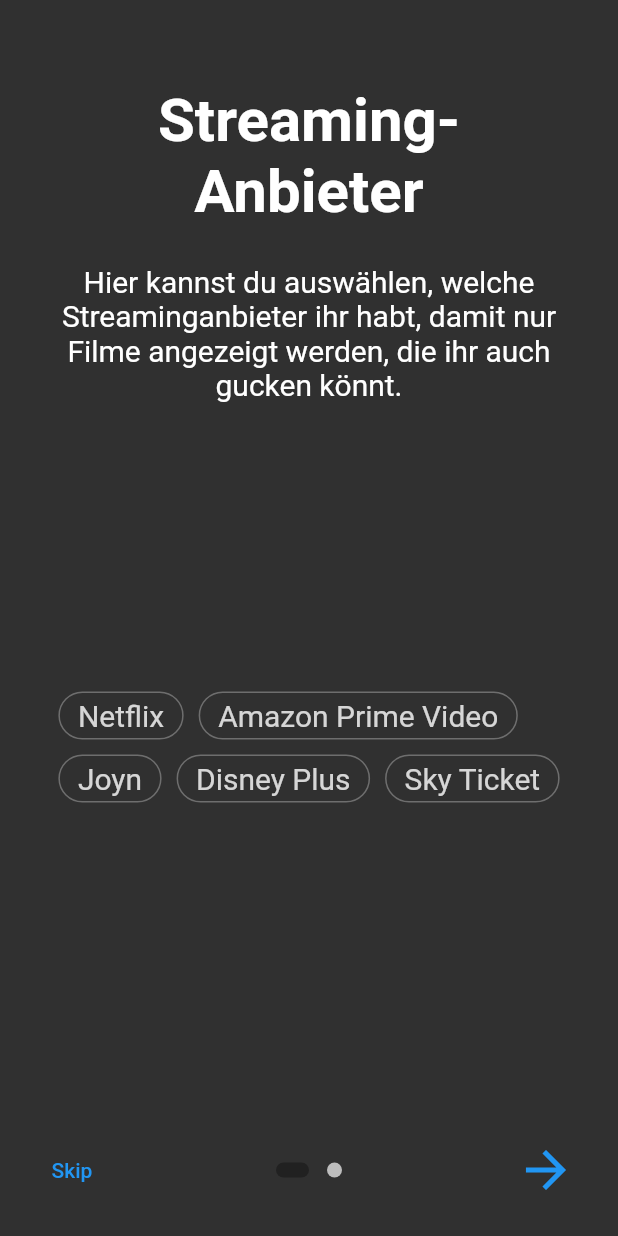
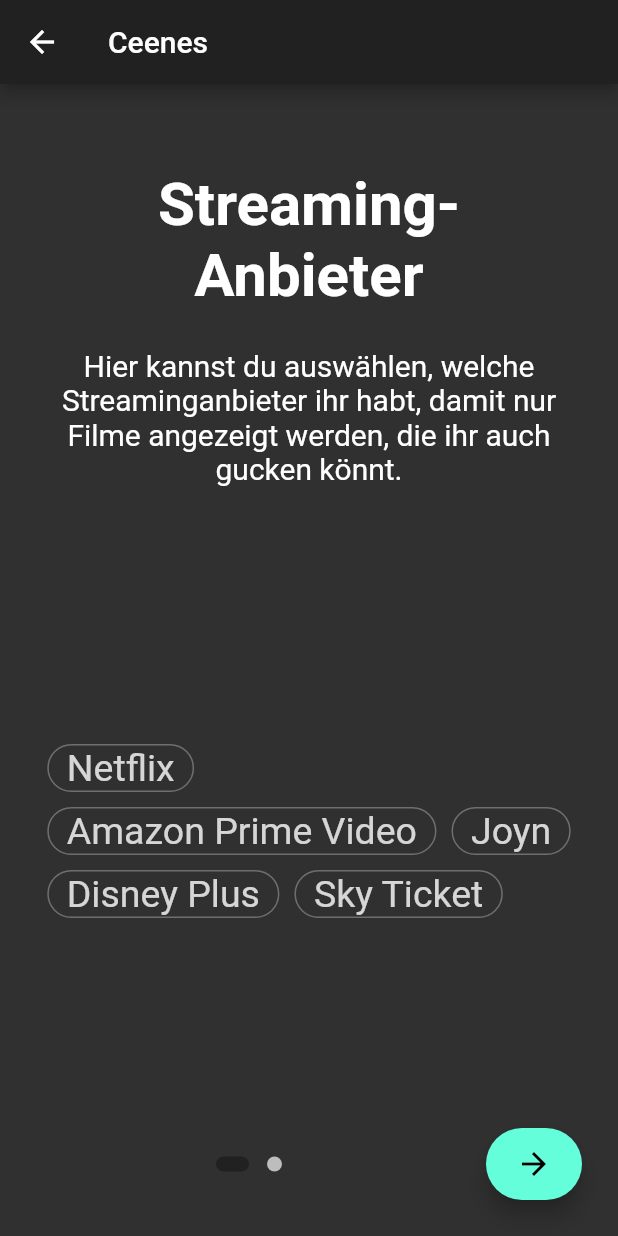
Before and after one commit to Loro23/ceenes, a Flutter app: the screen it shows after launch, after a tap on "Erstellen", on a phone screen of 412 x 824 dp. Run offline on Flutter 3.47's test engine with Material 2 defaults, Android fonts, the light colour scheme and no system bars; drawn by our look-alikes of chips_choice, introduction_screen; our stand-ins replace cloud_firestore, firebase_core, flutter_tindercard, pinput, sticky_headers; missing offline and left inert: dart:html, smart_select, tmdb_api; accounts and stored records are empty.

Commit message:
many changes: Design, Validation of Input, Appbar...

```diff
--- a/lib/main.dart
+++ b/lib/main.dart
@@ -118,7 +118,14 @@
   @override
   Widget build(BuildContext context) {
     return Material(
-      child: StartView(),
+      child: Column(
+        children: [
+          Container(
+            child: Text("Ceenes"),
+          ),
+          StartView(),
+        ],
+      ),
     );
   }
 }
--- /dev/null
+++ b/lib/util/create_view_utils.dart
@@ -0,0 +1,95 @@
+List<String> optionsGenre2 = [
+  "Action",
+  "Animation",
+  "Dokumentarfilm",
+  "Drama",
+  "Familie",
+  "Fantasy",
+  "Historie",
+  "Komödie",
+  "Kriegsfilm",
+  "Krimi",
+  "Musik",
+  "Mystery",
+  "Liebesfilm",
+  "Science Fiction",
+  "Horror",
+  "TV-Film",
+  "Thriller",
+  "Western",
+  "Abenteuer"
+];
+
+List<String> optionsProvider2 = [
+  'Netflix',
+  "Amazon Prime Video",
+  "Joyn",
+  "Disney Plus",
+  "Sky Ticket",
+];
+
+List<String> getGenreIds(List<String> genres) {
+  List<String> genreIds = [];
+  for (String genre in genres) {
+    switch (genre) {
+      case ("Action"):
+        genreIds.add("28");
+        break;
+      case ("Animation"):
+        genreIds.add("16");
+        break;
+      case ("Dokumentarfilm"):
+        genreIds.add("99");
+        break;
+      case ("Drama"):
+        genreIds.add("18");
+        break;
+      case ("Familie"):
+        genreIds.add("10751");
+        break;
+      case ("Fantasy"):
+        genreIds.add("14");
+        break;
+      case ("Historie"):
+        genreIds.add("36");
+        break;
+      case ("Komödie"):
+        genreIds.add("35");
+        break;
+      case ("Kriegsfilm"):
+        genreIds.add("10752");
+        break;
+      case ("Krimi"):
+        genreIds.add("80");
+        break;
+      case ("Mystery"):
+        genreIds.add("9648");
+        break;
+      case ("Liebesfilm"):
+        genreIds.add("10749");
+        break;
+      case ("Science Fiction"):
+        genreIds.add("878");
+        break;
+      case ("Horror"):
+        genreIds.add("27");
+        break;
+      case ("TV-Film"):
+        genreIds.add("10770");
+        break;
+      case ("Thriller"):
+        genreIds.add("53");
+        break;
+      case ("Western"):
+        genreIds.add("37");
+        break;
+      case ("Abenteuer"):
+        genreIds.add("12");
+        break;
+      case ("Musik"):
+        genreIds.add("10402");
+        break;
+    }
+  }
+  return genreIds;
+}
--- a/lib/widgets/admin/create_view.dart
+++ b/lib/widgets/admin/create_view.dart
@@ -1,4 +1,7 @@
+import 'dart:async';
+
 import 'package:ceenes_prototype/util/content.dart';
+import 'package:ceenes_prototype/util/create_view_utils.dart';
 import 'package:ceenes_prototype/util/session.dart';
 import 'package:ceenes_prototype/widgets/admin/admin_login.dart';
 import 'package:cloud_firestore/cloud_firestore.dart';
@@ -17,13 +20,35 @@
 
 class Create_View extends StatefulWidget {
   @override
-  _Create_ViewState createState() => _Create_ViewState();
+  Create_ViewState createState() => Create_ViewState();
 }
 
-class _Create_ViewState extends State<Create_View> {
+class Create_ViewState extends State<Create_View>
+    with SingleTickerProviderStateMixin {
+  Color dark_0 = Color.fromRGBO(21, 21, 21, 1);
+  Color dark_1 = Color.fromRGBO(37, 37, 37, 1);
+  Color white_0 = Color.fromRGBO(238, 238, 238, 1);
+
   String movies;
+  Session session;
+
   FirebaseFirestore firestore = FirebaseFirestore.instance;
-  Session session;
+
+  final mycontroller = TextEditingController();
+
+  AnimationController _controller;
+  Animation<Color> animation;
+
+  List<String> valueGenre = [];
+  List<String> valueProvider2 = [];
+
+  final introKey = GlobalKey<IntroductionScreenState>();
+  // Note: This is a GlobalKey<FormState>,
+  // not a GlobalKey<MyCustomFormState>.
+  final formKey = GlobalKey<FormState>();
+  List<String> formValue = [];
+
+  bool _isDisabled = false;
 
   void createRecord() async {
     await firestore
@@ -48,137 +73,29 @@
     });
   }
 
-  final introKey = GlobalKey<IntroductionScreenState>();
-
-  Color dark_0 = Color.fromRGBO(21, 21, 21, 1);
-  Color dark_1 = Color.fromRGBO(37, 37, 37, 1);
-  Color white_0 = Color.fromRGBO(238, 238, 238, 1);
-  List<String> valueGenre = [];
-
-  final mycontroller = TextEditingController();
-
-  List<String> optionsGenre2 = [
-    "Action",
-    "Animation",
-    "Dokumentarfilm",
-    "Drama",
-    "Familie",
-    "Fantasy",
-    "Historie",
-    "Komödie",
-    "Kriegsfilm",
-    "Krimi",
-    "Musik",
-    "Mystery",
-    "Liebesfilm",
-    "Science Fiction",
-    "Horror",
-    "TV-Film",
-    "Thriller",
-    "Western",
-    "Abenteuer"
-  ];
-
-  List<String> getGenreIds(List<String> genres) {
-    List<String> genreIds = [];
-    for (String genre in genres) {
-      switch (genre) {
-        case ("Action"):
-          genreIds.add("28");
-          break;
-        case ("Animation"):
-          genreIds.add("16");
-          break;
-        case ("Dokumentarfilm"):
-          genreIds.add("99");
-          break;
-        case ("Drama"):
-          genreIds.add("18");
-          break;
-        case ("Familie"):
-          genreIds.add("10751");
-          break;
-        case ("Fantasy"):
-          genreIds.add("14");
-          break;
-        case ("Historie"):
-          genreIds.add("36");
-          break;
-        case ("Komödie"):
-          genreIds.add("35");
-          break;
-        case ("Kriegsfilm"):
-          genreIds.add("10752");
-          break;
-        case ("Krimi"):
-          genreIds.add("80");
-          break;
-        case ("Mystery"):
-          genreIds.add("9648");
-          break;
-        case ("Liebesfilm"):
-          genreIds.add("10749");
-          break;
-        case ("Science Fiction"):
-          genreIds.add("878");
-          break;
-        case ("Horror"):
-          genreIds.add("27");
-          break;
-        case ("TV-Film"):
-          genreIds.add("10770");
-          break;
-        case ("Thriller"):
-          genreIds.add("53");
-          break;
-        case ("Western"):
-          genreIds.add("37");
-          break;
-        case ("Abenteuer"):
-          genreIds.add("12");
-          break;
-        case("Musik"):
-          genreIds.add("10402");
-          break;
+  @override
+  void initState() {
+    super.initState();
+    _controller = AnimationController(
+      duration: const Duration(milliseconds: 300),
+      vsync: this,
+    );
+    animation = ColorTween(
+      begin: Colors.blueAccent,
+      end: Colors.grey,
+    ).animate(_controller)
+      ..addListener(() {
+        setState(() {});
+      });
   }
-    }
-    return genreIds;
-  }
-
-  int tag2 = 0;
-  String valueRuntime2 = "Egal";
-  List<String> optionsRuntime2 = ["Egal", "30", "45", "60", "90", "90+"];
-  int tag3 = 4;
-  String valueVotes = "5";
-  List<String> optionsVotes = ["1", "2", "3", "4", "5", "6", "7+"];
-
-  List<String> valueProvider2 = [];
-  List<String> optionsProvider2 = [
-    'Netflix',
-    "Amazon Prime Video",
-    "Joyn",
-    "Disney Plus",
-    "Sky Ticket",
-  ];
-
-  // Note: This is a GlobalKey<FormState>,
-  // not a GlobalKey<MyCustomFormState>.
-  final formKey = GlobalKey<FormState>();
-  List<String> formValue = [];
-
 
   @override
   Widget build(BuildContext context) {
-    const bodyStyle = TextStyle(fontSize: 19.0);
-    const pageDecoration = const PageDecoration(
-      titleTextStyle: TextStyle(fontSize: 28.0, fontWeight: FontWeight.w700),
-      bodyTextStyle: bodyStyle,
-      descriptionPadding: EdgeInsets.fromLTRB(16.0, 0.0, 16.0, 16.0),
-      pageColor: Colors.white,
-      imagePadding: EdgeInsets.zero,
-    );
 
     return Scaffold(
+      appBar: AppBar(
+        title: Text("Ceenes"),
+      ),
       body: Container(
           height: MediaQuery.of(context).size.height,
           child: IntroductionScreen(
@@ -227,13 +144,13 @@
                     ),
                     runSpacing: 10,
                     choiceActiveStyle: C2ChoiceStyle(
-                        color: Colors.lightBlueAccent,
+                        color: Colors.blueAccent,
                         borderWidth: 2,
-                        labelStyle: TextStyle(fontSize: 20),
+                        labelStyle: TextStyle(fontSize: 25),
                         borderOpacity: 0.5),
                     choiceStyle: C2ChoiceStyle(
                         color: Colors.white.withOpacity(0.8),
-                        labelStyle: TextStyle(fontSize: 20)),
+                        labelStyle: TextStyle(fontSize: 25)),
                     wrapped: true,
                   ),
                 ),
@@ -267,21 +184,21 @@
                   ],
                 ),
                 bodyWidget: Form(
-                  key:formKey,
+                  key: formKey,
                   child: Column(
                     children: [
                       FormField<List<String>>(
                         autovalidate: true,
                         initialValue: formValue,
-                        onSaved: (val) => setState(()=> formValue = val),
-                        validator: (List value){
-                          if (value.length == 1 || value.length == 2){
-                            print("mindestens 3 oder keins wählen");
-                            return "Wähle entweder keins aus oder mindestens 3 Genres aus";
+                        onSaved: (val) => setState(() => formValue = val),
+                        validator: (List value) {
+                          if (value.length == 1 || value.length == 2) {
+                            //print("mindestens 3 oder keins wählen");
+                            return "Du kannst entweder keins oder mindestens 3 Genres auswählen";
                           }
                           return null;
                         },
-                        builder: (state){
+                        builder: (state) {
                           return Column(
                             children: [
                               Container(
@@ -289,10 +206,24 @@
                                 child: ChipsChoice<String>.multiple(
                                   value: state.value,
                                   onChanged: (val) {
-                                    print(val);
                                     state.didChange(val);
+                                    if (formKey.currentState.validate()) {
+                                      // If the form is valid, save the value.
+                                      formKey.currentState.save();
+                                      valueGenre = val;
+                                      setState(() {
+                                        _isDisabled = false;
+                                      });
+                                      _controller.reverse();
+                                    } else {
+                                      _controller.forward();
+                                      setState(() {
+                                        _isDisabled = true;
+                                      });
+                                    }
                                   },
-                                  choiceItems: C2Choice.listFrom<String, String>(
+                                  choiceItems:
+                                      C2Choice.listFrom<String, String>(
                                     source: optionsGenre2,
                                     value: (i, v) => v,
                                     label: (i, v) => v,
@@ -310,107 +241,49 @@
                                   wrapped: true,
                                 ),
                               ),
+                              // Divider(color: Colors.white.withOpacity(0.5),thickness: 1,),
                               Container(
-                                padding: const EdgeInsets.fromLTRB(15, 0, 15, 10),
+                                  padding:
+                                      const EdgeInsets.fromLTRB(15, 0, 15, 10),
                                   alignment: Alignment.centerLeft,
-
                                   child: Text(
                                     state.errorText ?? "",
                                     style: TextStyle(
                                         color: state.hasError
-                                        ? Colors.redAccent
-                                        : Colors.green
-                                  ),
-                                )
-                              )
+                                            ? Color.fromRGBO(207, 102, 121, 1)
+                                            : null,
+                                        fontSize: 18),
+                                  )),
                             ],
                           );
                         },
                       ),
-
                     ],
                   ),
                 ),
               ),
-
-              /*
-              PageViewModel(
-                titleWidget: Column(children: [
-                  Padding(
-                    padding:
-                        const EdgeInsets.only(left: 25, right: 25, top: 25),
-                    child: Text(
-                      "Laufzeit",
-                      style: TextStyle(
-                        fontSize: 40,
-                        fontWeight: FontWeight.w600,
-                      ),
-                      textAlign: TextAlign.center,
-                    ),
-                  ),
-                  Padding(
-                    padding:
-                        const EdgeInsets.only(left: 25, right: 25, top: 25),
-                    child: Text(
-                      "Wie viele Minuten soll der Film maximal gehen?",
-                      style: TextStyle(
-                        fontSize: 20,
-                      ),
-                      textAlign: TextAlign.center,
-                    ),
-                  )
-                ]),
-                bodyWidget: Container(
-                  height: MediaQuery.of(context).size.height * 0.5,
-                  alignment: Alignment.center,
-                  child: ChipsChoice<int>.single(
-                    value: tag2,
-                    onChanged: (val) => setState(() {
-                      tag2 = val;
-                      valueRuntime2 = optionsRuntime2[val];
-                      print(valueRuntime2);
-                    }),
-                    choiceItems: C2Choice.listFrom<int, String>(
-                      source: optionsRuntime2,
-                      value: (i, v) => i,
-                      label: (i, v) => v,
-                    ),
-                    runSpacing: 10,
-                    choiceActiveStyle: C2ChoiceStyle(
-                        color: Colors.lightBlueAccent,
-                        borderWidth: 2,
-                        labelStyle: TextStyle(fontSize: 40),
-                        borderOpacity: 0.5),
-                    choiceStyle: C2ChoiceStyle(
-                        color: Colors.white.withOpacity(0.8),
-                        labelStyle: TextStyle(fontSize: 40)),
-                    wrapped: true,
-                  ),
-                ),
-              ),
-              */
             ],
             onDone: () {},
-            showSkipButton: true,
+            //showSkipButton: true,
             showNextButton: true,
             skipFlex: 0,
             nextFlex: 0,
-            animationDuration: 500,
-            curve: Curves.easeInOutCubic,
+            animationDuration: 300,
+            curve: Curves.easeOutCirc,
             skip: const Text('Skip'),
-            next: Hero(
-                tag: "0",
-                child: const Icon(
-                  Icons.arrow_forward,
-                  size: 40,
-                )),
+            next: FloatingActionButton.extended(
+              heroTag: "2",
+              label: Icon(Icons.arrow_forward),
+            ),
             done: FloatingActionButton.extended(
               heroTag: "2",
               label: Text(
                 "Weiter",
                 style: TextStyle(color: Colors.white),
               ),
-              onPressed: () async {
+              onPressed: _isDisabled
+                  ? null
+                  : () async {
                       showDialog(
                         context: context,
                         barrierDismissible: false,
@@ -423,19 +296,23 @@
                                   padding: const EdgeInsets.all(8.0),
                                   child: new CircularProgressIndicator(),
                                 ),
-                          Padding(
+                                Expanded(
+                                  child: Padding(
                                     padding: const EdgeInsets.all(8.0),
-                            child: new Text("Session erstellen..."),
+                                    child: new Text(
+                                        "Filme werden geladen. Das kann ein paar Sekunden dauern",overflow: TextOverflow.clip,),
+
+                                  ),
                                 ),
                               ],
                             ),
                           );
                         },
                       );
-                this.session = new Session(getGenreIds(valueGenre),
-                    valueRuntime2, valueVotes, valueProvider2);
+                      this.session =
+                          new Session(getGenreIds(valueGenre), valueProvider2);
 
-                await MovieHandler.getMovies(this.session)
+                      await MovieHandler.getMovies(this.session, this)
                           .then((movies) {
                             this.movies = json.encode(
                                 movies); //movie result als json string erstellen
@@ -443,13 +320,13 @@
                           .whenComplete(() => createRecord())
                           .whenComplete(() {
                             Navigator.pop(context); //dialog beenden
-                      Navigator.of(context).push(
-                          MaterialPageRoute(builder: (BuildContext context) {
+                            Navigator.of(context).push(MaterialPageRoute(
+                                builder: (BuildContext context) {
                               return AdminLogin(this.session, this.movies);
                             }));
                           });
                     },
-              backgroundColor: Colors.pinkAccent,
+              backgroundColor: animation.value,
             ),
             dotsDecorator: const DotsDecorator(
               size: Size(10.0, 10.0),
--- a/lib/widgets/start_view.dart
+++ b/lib/widgets/start_view.dart
@@ -21,8 +21,12 @@
 class _StartViewState extends State<StartView> {
   @override
   Widget build(BuildContext context) {
-    return Material(
-      child: SingleChildScrollView(
+    return Scaffold(
+      appBar: AppBar(
+        title: Text("Ceenes"),
+        automaticallyImplyLeading: false,
+      ),
+      body: SingleChildScrollView(
         child: Padding(
           padding: const EdgeInsets.only(left: 50, right: 50, top: 30),
           child: Column(
@@ -40,7 +44,7 @@
                   width: 250,
                   height: 80,
                   child: Hero(
-                    tag: "0",
+                    tag: "2",
                     child: RaisedButton(
                       child: Text(
                         "Erstellen",
```
Also changed, not shown: lib/util/movie_handler.dart (+10 -9 lines), lib/util/session.dart (+3 -31 lines), lib/widgets/admin/admin_login.dart (+6 -3 lines), lib/widgets/review.dart (+5 -2 lines), lib/widgets/swipe_view.dart (+11 -10 lines). Lines whose indentation alone changed are shown as unchanged.
